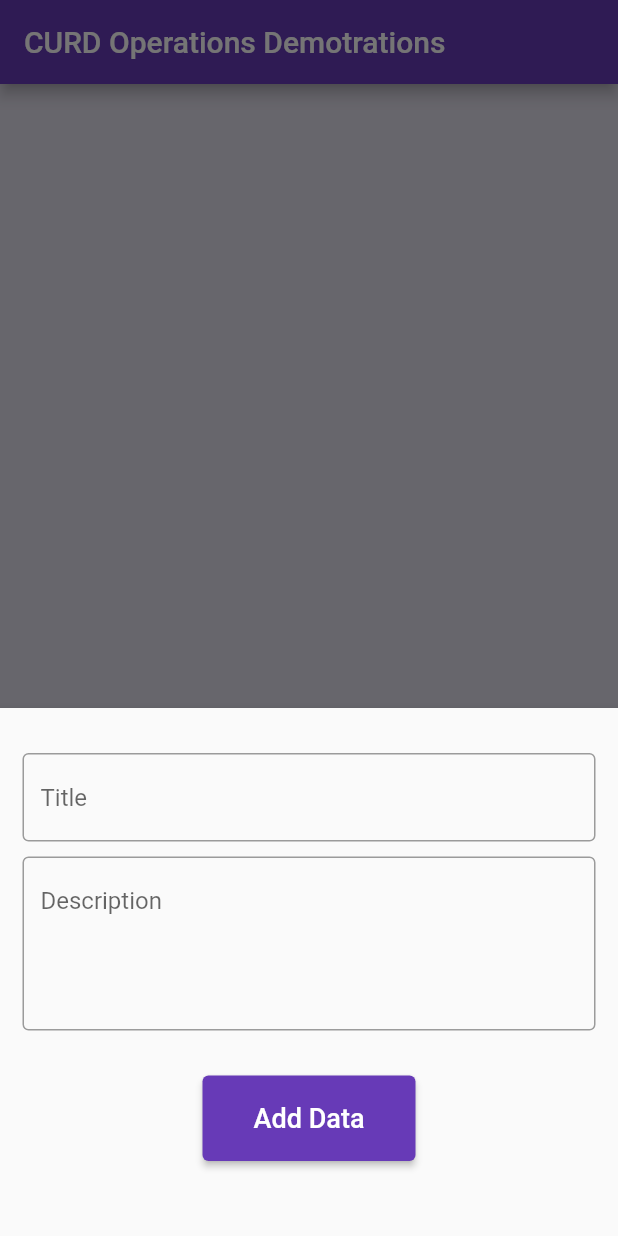
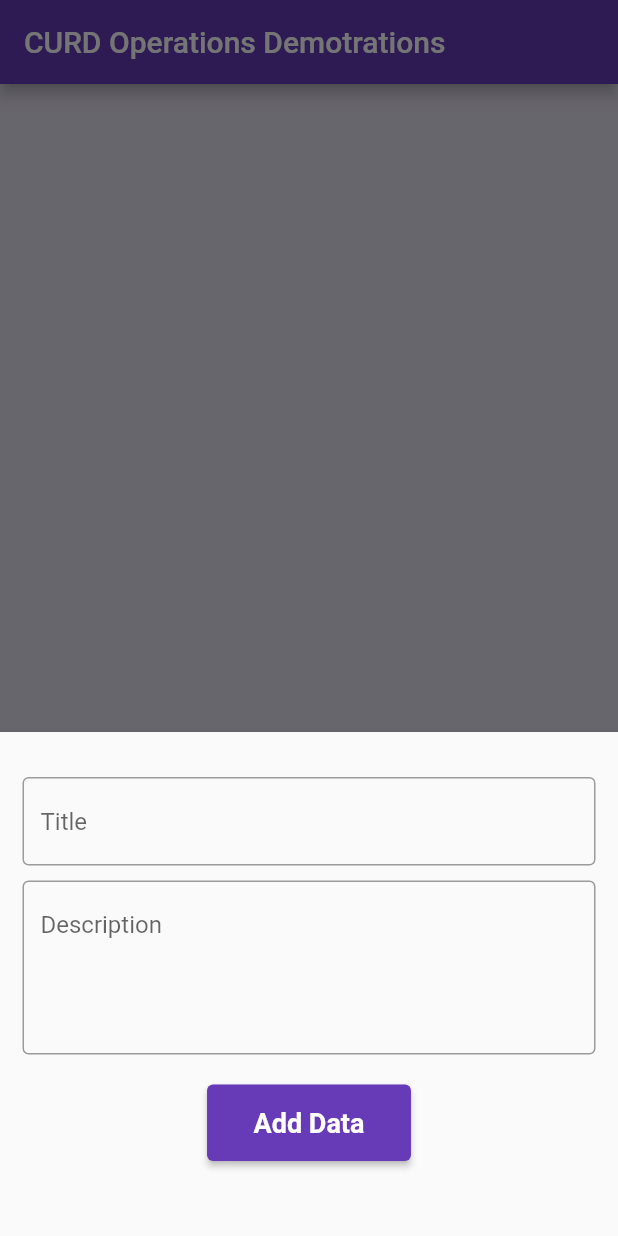
Before and after one commit to ThanhDVGCH18576/flutter_application_1, a Flutter app: the screen it shows after launch, after a tap on the "add" icon, on a phone screen of 412 x 824 dp. Run offline on Flutter 3.47's test engine with Material 2 defaults, Android fonts, the phone set to English and light mode, and no system bars; our stand-ins replace sqflite; accounts and stored records are empty.

Commit message:
update color and fomat code

```diff
--- a/lib/home_screen.dart
+++ b/lib/home_screen.dart
@@ -1,3 +1,5 @@
+// ignore_for_file: prefer_const_constructors, use_build_context_synchronously, unused_field
+
 import 'package:flutter/material.dart';
 import 'package:flutter_application_1/db_handler.dart';
 
@@ -70,7 +72,7 @@ class _HomeScreenState extends State<HomeScreen> {
                 hintText: "Description",
               ),
             ),
-            SizedBox(height: 30),
+            SizedBox(height: 20),
             Center(
               child: ElevatedButton(
                 onPressed: () async {
@@ -88,10 +90,10 @@ class _HomeScreenState extends State<HomeScreen> {
                   Navigator.of(context).pop();
                 },
                 child: Padding(
-                  padding: EdgeInsets.all(18),
+                  padding: EdgeInsets.all(15),
                   child: Text(
                     id == null ? "Add Data" : "Update",
-                    style: TextStyle(fontSize: 18, fontWeight: FontWeight.w500),
+                    style: TextStyle(fontSize: 18, fontWeight: FontWeight.w600),
                   ),
                 ),
               ),
@@ -130,9 +132,10 @@ class _HomeScreenState extends State<HomeScreen> {
     _refreshData();
   }
 
+  //Navbar bottom
   int _selectedIndex = 0;
   static const TextStyle optionStyle =
-      TextStyle(fontSize: 30, fontWeight: FontWeight.bold);
+      TextStyle(fontSize: 20, fontWeight: FontWeight.bold);
   static const List<Widget> _widgetOptions = <Widget>[
     Text(
       'Index 0: Home',
@@ -187,7 +190,7 @@ class _HomeScreenState extends State<HomeScreen> {
           : ListView.builder(
               itemCount: _allData.length,
               itemBuilder: (context, index) => Card(
-                margin: EdgeInsets.all(15),
+                margin: EdgeInsets.all(10),
                 child: ListTile(
                     title: Padding(
                       padding: EdgeInsets.symmetric(vertical: 5),
@@ -198,7 +201,10 @@ class _HomeScreenState extends State<HomeScreen> {
                         ),
                       ),
                     ),
-                    subtitle: Text(_allData[index]['desc']),
+                    subtitle: Text(
+                      _allData[index]['desc'],
+                      style: TextStyle(fontSize: 15, color: Colors.blue),
+                    ),
                     trailing: Row(
                       mainAxisSize: MainAxisSize.min,
                       children: [
```
